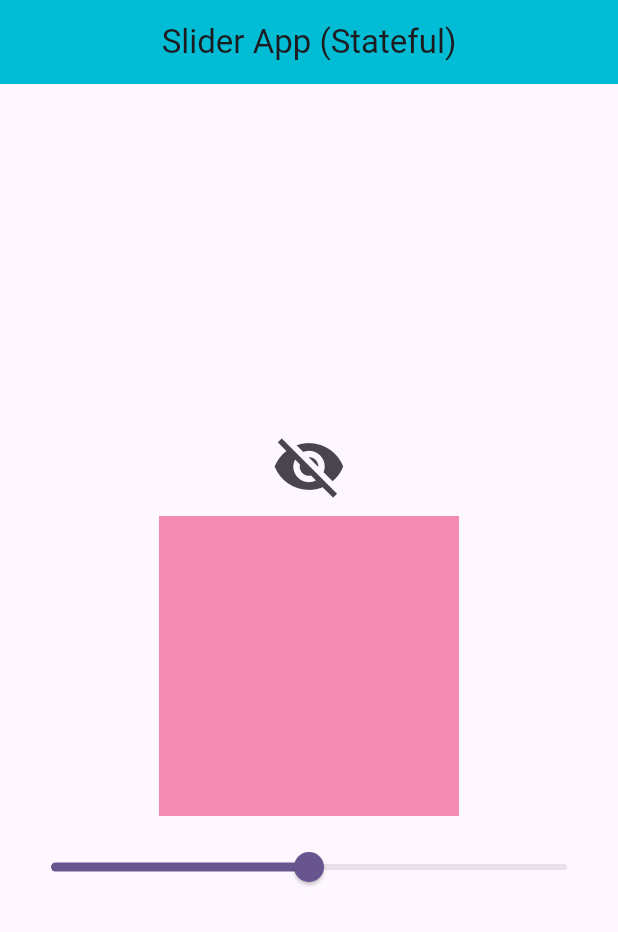
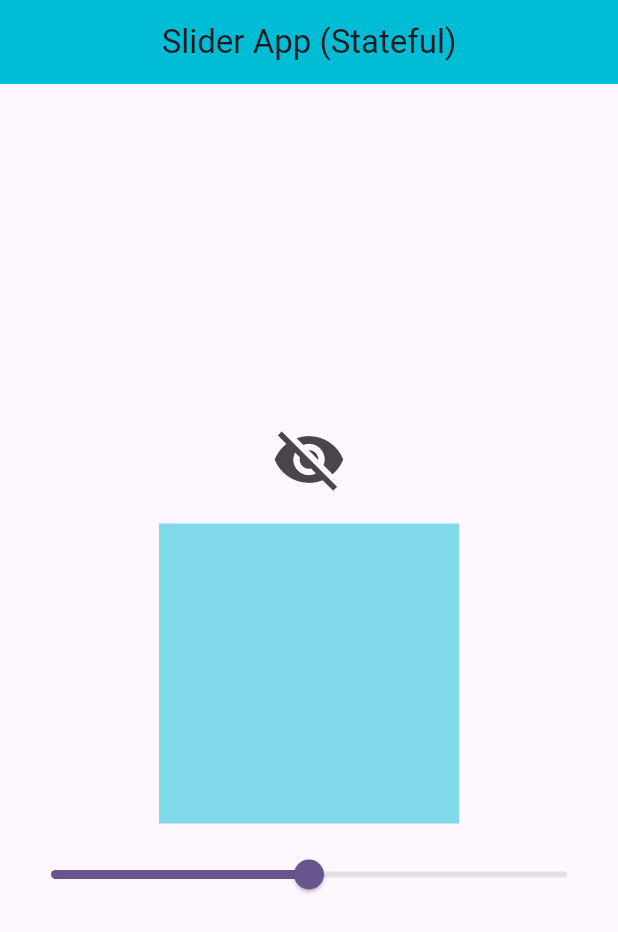
Before and after one commit to foysal012/riverpod_toutorial, a Flutter app: the screen it shows after launch, on a phone screen of 412 x 824 dp. Shown: the top 932 px of the screen. Run offline on Flutter 3.47's test engine with Material 3 defaults, Android fonts, the phone set to English and light mode, and no system bars; our stand-ins replace flutter_riverpod.

Commit message:
slider provider with multiple statehandeing on day-3 complete.

```diff
--- /dev/null
+++ b/lib/day_3/slider_home_stateful_screen.dart
@@ -0,0 +1,92 @@
+import 'package:flutter/material.dart';
+import 'package:flutter_riverpod/flutter_riverpod.dart';
+import 'package:riverpod_toutorial/day_3/slider_provider.dart';
+
+class SliderHomeStatefulScreen extends ConsumerStatefulWidget {
+  const SliderHomeStatefulScreen({super.key});
+
+  @override
+  ConsumerState<SliderHomeStatefulScreen> createState() => _SliderHomeStatefulScreenState();
+}
+
+class _SliderHomeStatefulScreenState extends ConsumerState<SliderHomeStatefulScreen> {
+
+  // double sliderValue = 0.1;
+
+  @override
+  Widget build(BuildContext context) {
+
+    // final slider = ref.watch(sliderProvider);
+    debugPrint('build1: ${DateTime.now().second}');
+    return Scaffold(
+      appBar: AppBar(
+        title: Text('Slider App (Stateful)'),
+        centerTitle: true,
+        backgroundColor: Colors.cyan,
+      ),
+
+      body: Container(
+        padding: EdgeInsets.all(10.0),
+        alignment: Alignment.center,
+        child: Column(
+          mainAxisAlignment: MainAxisAlignment.center,
+          children: [
+
+            // Eye Button
+            Consumer(
+              builder: (context, ref, child) {
+
+                final slider = ref.watch(sliderProvider.select((value) => value.isShowButton));
+                debugPrint('build4: ${DateTime.now().second}');
+
+                return IconButton(
+                    onPressed: () {
+                      final stateSlider = ref.read(sliderProvider.notifier);
+                      stateSlider.state = stateSlider.state.copyWith(isShowButton: !slider);
+                    },
+                    icon: Icon(slider? Icons.visibility : Icons.visibility_off, size: 50)
+                );
+              }
+            ),
+            SizedBox(height: 10.0),
+
+            // Color Container
+            Consumer(builder: (context, ref, child) {
+
+              final slider = ref.watch(sliderProvider.select((value) => value.sliderDoubleValue));
+              debugPrint('build2: ${DateTime.now().second}');
+
+              return Opacity(
+               opacity: slider,
+               child: Container(
+                 height: 200,
+                 width: 200,
+                 decoration: BoxDecoration(
+                   color: Colors.cyan,
+                 ),
+               ),
+             );
+            }),
+            SizedBox(height: 10.0),
+
+            // Slider Controller
+            Consumer(builder: (context, ref, child) {
+
+              final slider = ref.watch(sliderProvider.select((value) => value.sliderDoubleValue));
+              debugPrint('build3: ${DateTime.now().second}');
+
+              return Slider(
+                  value: slider,
+                  onChanged: (value) {
+                    final stateSlider = ref.read(sliderProvider.notifier);
+                    stateSlider.state = stateSlider.state.copyWith(sliderDoubleValue: value);
+                  }
+              );
+            })
+
+          ],
+        ),
+      ),
+    );
+  }
+}
--- a/lib/day_3/slider_home_stateless_screen.dart
+++ b/lib/day_3/slider_home_stateless_screen.dart
@@ -13,7 +13,7 @@ class SliderHomeSateLessScreen extends ConsumerWidget {
 
     return Scaffold(
       appBar: AppBar(
-        title: Text('Slider App (Stateful)'),
+        title: Text('Slider App (Stateless)'),
         centerTitle: true,
         backgroundColor: Colors.cyan,
       ),
@@ -29,15 +29,15 @@ class SliderHomeSateLessScreen extends ConsumerWidget {
             Consumer(
               builder: (context, ref, child) {
 
-                final sliderValue = ref.watch(sliderProvider);
+                final sliderValue = ref.watch(sliderProvider.select((value) => value.isShowButton));
                 debugPrint('build4: ${DateTime.now().second}');
 
                 return IconButton(
                     onPressed: () {
                       final stateProvider = ref.read(sliderProvider.notifier);
-                      stateProvider.state = stateProvider.state.copyWith(isShowButton: !sliderValue.isShowButton);
+                      stateProvider.state = stateProvider.state.copyWith(isShowButton: !sliderValue);
                     },
-                    icon: Icon(sliderValue.isShowButton? Icons.visibility : Icons.visibility_off, size: 50)
+                    icon: Icon(sliderValue? Icons.visibility : Icons.visibility_off, size: 50)
                 );
               }
             ),
@@ -45,11 +45,11 @@ class SliderHomeSateLessScreen extends ConsumerWidget {
             // Color Container
             Consumer(builder: (context, ref, child) {
 
-              final sliderValue = ref.watch(sliderProvider);
+              final sliderValue = ref.watch(sliderProvider.select((value) => value.sliderDoubleValue));
               debugPrint('build2: ${DateTime.now().second}');
 
               return Opacity(
-                opacity: sliderValue.sliderDoubleValue,
+                opacity: sliderValue,
                 child: Container(
                   height: 200,
                   width: 200,
@@ -64,11 +64,11 @@ class SliderHomeSateLessScreen extends ConsumerWidget {
             // Slider Controller
             Consumer(builder: (context, ref, child) {
 
-              final sliderValue = ref.watch(sliderProvider);
+              final sliderValue = ref.watch(sliderProvider.select((value) => value.sliderDoubleValue));
               debugPrint('build3: ${DateTime.now().second}');
 
               return Slider(
-                  value: sliderValue.sliderDoubleValue,
+                  value: sliderValue,
                   onChanged: (value){
                     // ref.read(sliderProvider.notifier).state.sliderDoubleValue = value;
                     final stateProvider = ref.read(sliderProvider.notifier);
--- a/lib/day_3/slider_provider.dart
+++ b/lib/day_3/slider_provider.dart
@@ -1,4 +1,3 @@
-import 'package:flutter/material.dart';
 import 'package:flutter_riverpod/flutter_riverpod.dart';
 
 
--- a/lib/main.dart
+++ b/lib/main.dart
@@ -5,6 +5,7 @@ import 'day_1/home_stateless_screen.dart';
 import 'day_2/counter_stateful_screen.dart';
 import 'day_2/counter_stateless_screen.dart';
 import 'day_3/slider_home_stateless_screen.dart';
+import 'day_3/slider_home_stateful_screen.dart';
 
 void main() {
   runApp(const MyApp());
@@ -26,7 +27,8 @@ class MyApp extends StatelessWidget {
         // home: HomeStatefulScreen(),
         // home: CounterStatelessScreen(),
         // home: CounterStatefulScreen(),
-        home: SliderHomeSateLessScreen(),
+        // home: SliderHomeSateLessScreen(),
+        home: SliderHomeStatefulScreen(),
       ),
     );
   }
```
